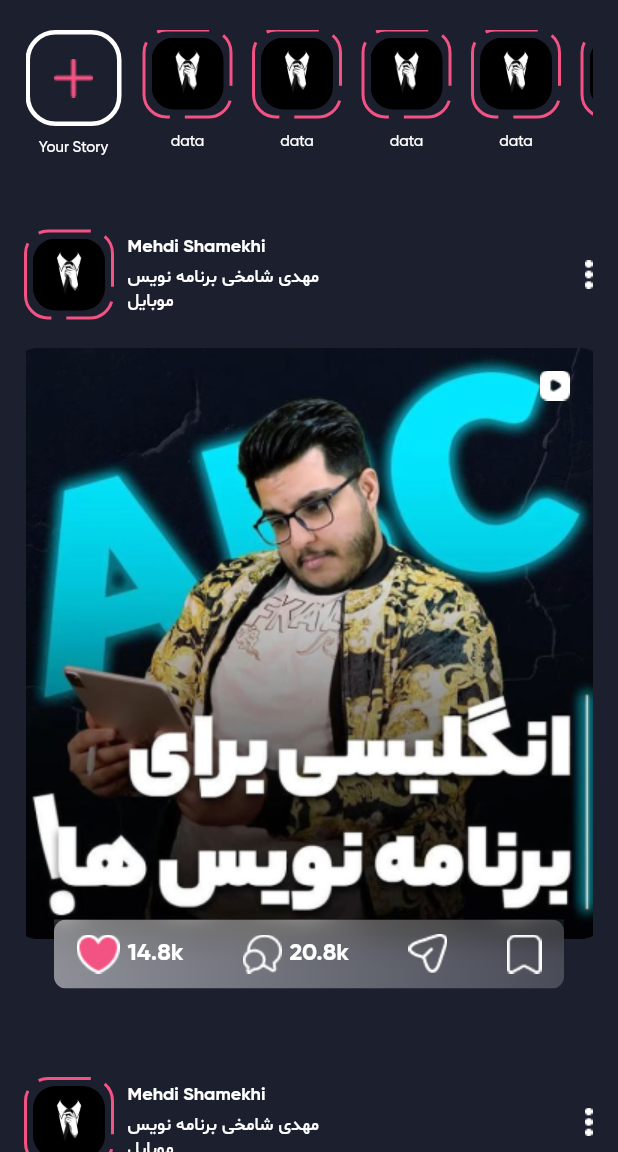
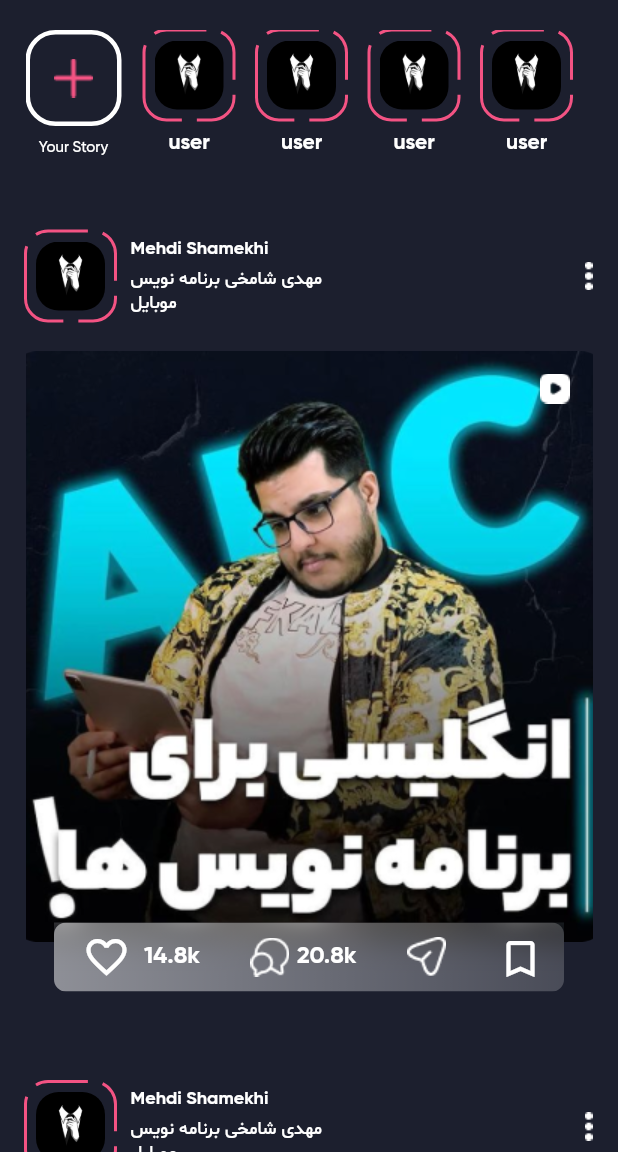
Before and after one commit to mehdishamekhi/instagram, a Flutter app: the screen it shows after launch, on a phone screen of 412 x 824 dp, the part 84-1236 px from its top. Run offline on Flutter 3.47's test engine with Material 2 defaults, Android fonts, the phone set to English and light mode, and no system bars; drawn by our look-alikes of dotted_border.

Commit message:
complete home screen ,add direct screen

```diff
--- a/lib/screens/home_page.dart
+++ b/lib/screens/home_page.dart
@@ -2,14 +2,22 @@ import 'dart:ui';
 import 'package:flutter/material.dart';
 import 'package:instagram/constants/colors.dart';
 import 'package:instagram/constants/fonts.dart';
+import 'package:instagram/screens/direct_screen.dart';
 import 'package:instagram/screens/option_bottomsheet.dart';
 import 'package:instagram/screens/send_bottomsheet.dart';
 import 'package:instagram/widgets/story_profile_add_container.dart';
 import 'package:instagram/widgets/story_profile_container.dart';
 
-class HomeScreen extends StatelessWidget {
+class HomeScreen extends StatefulWidget {
   const HomeScreen({super.key});
 
+  @override
+  State<HomeScreen> createState() => _HomeScreenState();
+}
+
+class _HomeScreenState extends State<HomeScreen> {
+  bool isliked = false;
+  bool issaved = false;
   @override
   Widget build(BuildContext context) {
     return Container(
@@ -23,12 +31,23 @@ class HomeScreen extends StatelessWidget {
               leadingWidth: 150,
               backgroundColor: AppColors.black,
               actions: [
-                Padding(
-                  padding: const EdgeInsets.only(right: 17),
-                  child: Image.asset(
-                    'assets/images/icon_direct.png',
-                    width: 26,
-                    height: 26,
+                InkWell(
+                  onTap: () {
+                    Navigator.push(
+                      context,
+                      MaterialPageRoute(
+                        builder: (BuildContext buildContext) =>
+                            const DirectScreen(),
+                      ),
+                    );
+                  },
+                  child: Padding(
+                    padding: const EdgeInsets.only(right: 17),
+                    child: Image.asset(
+                      'assets/images/icon_direct.png',
+                      width: 26,
+                      height: 26,
+                    ),
                   ),
                 ),
               ],
@@ -58,15 +77,14 @@ class HomeScreen extends StatelessWidget {
                                 children: [
                                   const StoryProfileContainer(),
                                   const SizedBox(
-                                    height: 10,
+                                    height: 7,
                                   ),
                                   Text(
-                                    'data',
-                                    style: AppFonts.gm(
-                                      fontsize: 10,
-                                      color: AppColors.white,
+                                    'user',
+                                    style: AppFonts.gb(
+                                      fontsize: 14,
                                     ),
-                                  ),
+                                  )
                                 ],
                               ),
                       );
@@ -87,7 +105,7 @@ class HomeScreen extends StatelessWidget {
                         const SizedBox(
                           height: 20,
                         ),
-                        postmaincontent(context),
+                        postmaincontent(context, isliked, issaved),
                       ],
                     ),
                   );
@@ -100,7 +118,7 @@ class HomeScreen extends StatelessWidget {
     );
   }
 
-  Container postmaincontent(context) {
+  Container postmaincontent(context, bool islike, bool issave) {
     return Container(
       margin: const EdgeInsets.symmetric(horizontal: 17),
       height: 427,
@@ -147,7 +165,28 @@ class HomeScreen extends StatelessWidget {
                   padding: const EdgeInsets.symmetric(horizontal: 15),
                   child: Row(
                     children: [
-                      Image.asset('assets/images/icon_hart.png'),
+                      InkWell(
+                        onTap: () {
+                          setState(() {
+                            isliked = !isliked;
+                          });
+                        },
+                        child: SizedBox(
+                          height: 40,
+                          width: 40,
+                          child: islike
+                              ? const Icon(
+                                  Icons.favorite,
+                                  color: AppColors.red,
+                                  size: 35,
+                                )
+                              : const Icon(
+                                  Icons.favorite_border,
+                                  color: Colors.white,
+                                  size: 32,
+                                ),
+                        ),
+                      ),
                       const SizedBox(
                         width: 5,
                       ),
@@ -207,7 +246,28 @@ class HomeScreen extends StatelessWidget {
                         child: Image.asset('assets/images/icon_share.png'),
                       ),
                       const Spacer(),
-                      Image.asset('assets/images/icon_save.png'),
+                      InkWell(
+                        onTap: () {
+                          setState(() {
+                            issaved = !issaved;
+                          });
+                        },
+                        child: SizedBox(
+                          width: 30,
+                          height: 30,
+                          child: issaved
+                              ? const Icon(
+                                  Icons.bookmark,
+                                  color: Colors.white,
+                                  size: 35,
+                                )
+                              : const Icon(
+                                  Icons.bookmark_border,
+                                  color: Colors.white,
+                                  size: 32,
+                                ),
+                        ),
+                      ),
                     ],
                   ),
                 ),
--- a/lib/widgets/story_profile_container.dart
+++ b/lib/widgets/story_profile_container.dart
@@ -1,6 +1,5 @@
 import 'package:dotted_border/dotted_border.dart';
 import 'package:flutter/material.dart';
-
 import '../constants/colors.dart';
 
 class StoryProfileContainer extends StatelessWidget {
@@ -15,12 +14,19 @@ class StoryProfileContainer extends StatelessWidget {
       padding: const EdgeInsets.all(5),
       color: AppColors.red,
       strokeWidth: 2,
-      child: ClipRRect(
-        borderRadius: BorderRadius.circular(15),
-        child: SizedBox(
-          height: 48,
-          width: 48,
-          child: Image.asset('assets/images/profile.jpeg'),
+      child: Container(
+        height: 46,
+        width: 46,
+        margin: const EdgeInsets.all(2),
+        decoration: BoxDecoration(
+          borderRadius: BorderRadius.circular(15),
+          image: const DecorationImage(
+            alignment: Alignment.center,
+            fit: BoxFit.cover,
+            image: AssetImage(
+              'assets/images/profile.jpeg',
+            ),
+          ),
         ),
       ),
     );
```
Also changed, not shown: lib/screens/direct_screen.dart (added, +224 -0 lines), lib/screens/send_bottomsheet.dart (+23 -7 lines).
